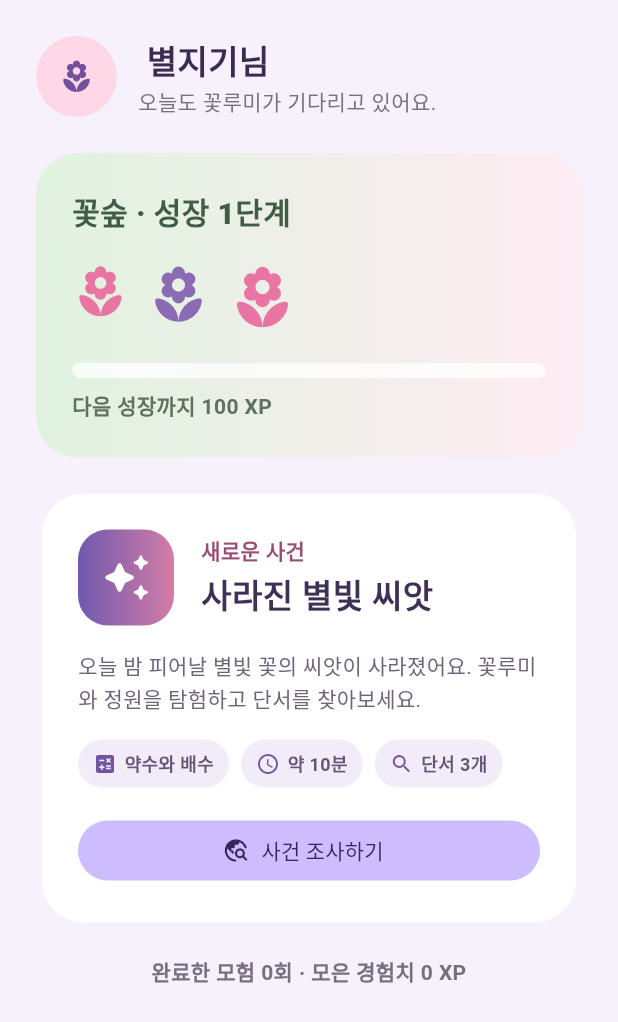
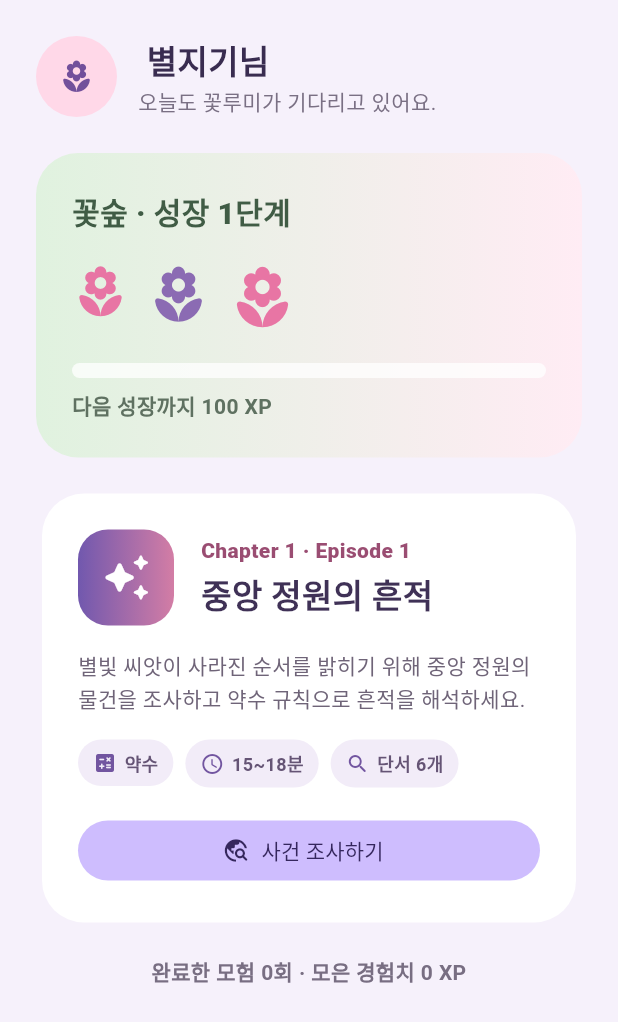
Before and after one commit to dudo011/Rumi, a Flutter app: the HomeScreen screen opened directly, on a phone screen of 412 x 824 dp. Shown: the top 1022 px of the screen. Run offline on Flutter 3.47's test engine with Material 3 defaults, Android fonts, the phone set to English and light mode, and no system bars; our stand-ins replace shared_preferences; missing offline and left inert: flame; accounts and stored records are empty.

Commit message:
feat: launch redesigned episode one learning flow

```diff
--- a/lib/features/home/home_screen.dart
+++ b/lib/features/home/home_screen.dart
@@ -1,7 +1,7 @@
 import 'package:flutter/material.dart';
 
 import '../../core/storage/progress_store.dart';
-import '../adventure/escape/episode_one/episode_one_escape_screen.dart';
+import '../adventure/escape/episode_one_v2/episode_one_redesign_screen.dart';
 
 class HomeScreen extends StatefulWidget {
   const HomeScreen({super.key, this.store = const ProgressStore()});
@@ -31,7 +31,7 @@ class _HomeScreenState extends State<HomeScreen> {
   Future<void> _startAdventure() async {
     await Navigator.of(context).push<void>(
       MaterialPageRoute<void>(
-        builder: (_) => EpisodeOneEscapeScreen(store: widget.store),
+        builder: (_) => EpisodeOneRedesignScreen(store: widget.store),
       ),
     );
     await _loadProgress();
@@ -223,7 +223,7 @@ class _AdventureCard extends StatelessWidget {
                     crossAxisAlignment: CrossAxisAlignment.start,
                     children: [
                       Text(
-                        '새로운 사건',
+                        'Chapter 1 · Episode 1',
                         style: TextStyle(
                           color: Color(0xFF9A4D72),
                           fontWeight: FontWeight.w800,
@@ -231,7 +231,7 @@ class _AdventureCard extends StatelessWidget {
                       ),
                       SizedBox(height: 3),
                       Text(
-                        '사라진 별빛 씨앗',
+                        '중앙 정원의 흔적',
                         style: TextStyle(
                           color: Color(0xFF3F3156),
                           fontSize: 22,
@@ -245,7 +245,7 @@ class _AdventureCard extends StatelessWidget {
             ),
             const SizedBox(height: 16),
             const Text(
-              '오늘 밤 피어날 별빛 꽃의 씨앗이 사라졌어요. 꽃루미와 정원을 탐험하고 단서를 찾아보세요.',
+              '별빛 씨앗이 사라진 순서를 밝히기 위해 중앙 정원의 물건을 조사하고 약수 규칙으로 흔적을 해석하세요.',
               style: TextStyle(color: Color(0xFF6F6478), height: 1.5),
             ),
             const SizedBox(height: 16),
@@ -253,9 +253,9 @@ class _AdventureCard extends StatelessWidget {
               spacing: 8,
               runSpacing: 8,
               children: [
-                _Tag(icon: Icons.calculate_rounded, label: '약수와 배수'),
-                _Tag(icon: Icons.schedule_rounded, label: '약 10분'),
-                _Tag(icon: Icons.search_rounded, label: '단서 3개'),
+                _Tag(icon: Icons.calculate_rounded, label: '약수'),
+                _Tag(icon: Icons.schedule_rounded, label: '15~18분'),
+                _Tag(icon: Icons.search_rounded, label: '단서 6개'),
               ],
             ),
             const SizedBox(height: 18),
```
Also changed, not shown: lib/features/adventure/escape/episode_one_v2/episode_one_redesign_screen.dart (+26 -20 lines), lib/features/adventure/escape/episode_one_v2/episode_one_redesign_state.dart (+56 -55 lines), 3 other files.
